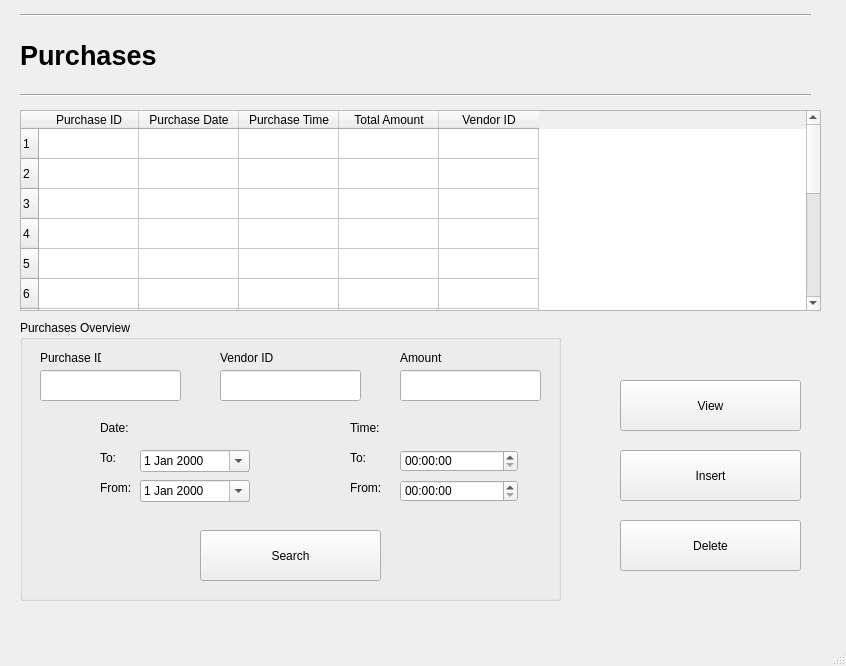
This is Screens/Purchase.ui in basil-ali-khan/Inventory-Management-System as Qt 5 draws it before an edit. The edited form follows.
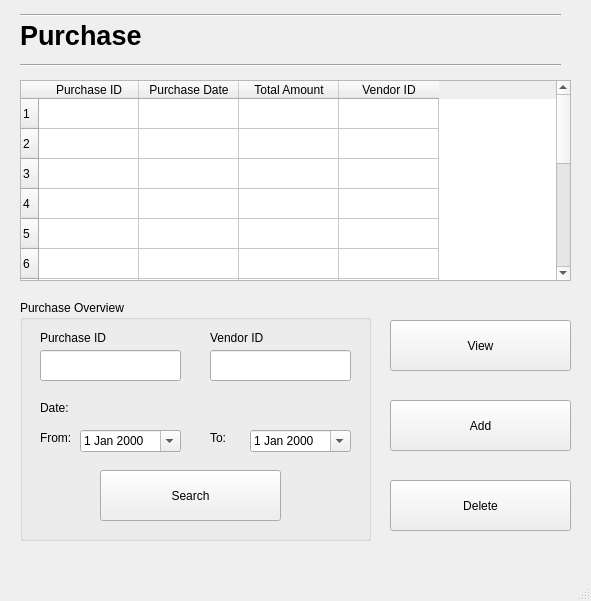
This is the edited form.

```diff
--- a/Screens/Purchase.ui
+++ b/Screens/Purchase.ui
@@ -6,8 +6,8 @@
    <rect>
     <x>0</x>
     <y>0</y>
-    <width>846</width>
-    <height>666</height>
+    <width>591</width>
+    <height>601</height>
    </rect>
   </property>
   <property name="windowTitle">
@@ -18,8 +18,8 @@
     <property name="geometry">
      <rect>
       <x>20</x>
-      <y>30</y>
-      <width>141</width>
+      <y>10</y>
+      <width>191</width>
       <height>51</height>
      </rect>
     </property>
@@ -31,35 +31,35 @@
      </font>
     </property>
     <property name="text">
-     <string>Purchases</string>
+     <string>Purchase</string>
     </property>
    </widget>
    <widget class="Line" name="line">
     <property name="geometry">
      <rect>
       <x>20</x>
+      <y>50</y>
+      <width>541</width>
+      <height>31</height>
+     </rect>
+    </property>
+    <property name="font">
+     <font>
+      <pointsize>20</pointsize>
+      <weight>75</weight>
+      <bold>true</bold>
+     </font>
+    </property>
+    <property name="orientation">
+     <enum>Qt::Horizontal</enum>
+    </property>
+   </widget>
+   <widget class="QTableWidget" name="purchaseTable">
+    <property name="geometry">
+     <rect>
+      <x>20</x>
       <y>80</y>
-      <width>791</width>
-      <height>31</height>
-     </rect>
-    </property>
-    <property name="font">
-     <font>
-      <pointsize>20</pointsize>
-      <weight>75</weight>
-      <bold>true</bold>
-     </font>
-    </property>
-    <property name="orientation">
-     <enum>Qt::Horizontal</enum>
-    </property>
-   </widget>
-   <widget class="QTableWidget" name="tableWidget">
-    <property name="geometry">
-     <rect>
-      <x>20</x>
-      <y>110</y>
-      <width>801</width>
+      <width>551</width>
       <height>201</height>
      </rect>
     </property>
@@ -148,11 +148,6 @@
       <string>Purchase Date</string>
      </property>
     </column>
-    <column>
-     <property name="text">
-      <string>Purchase Time</string>
-     </property>
-    </column>
     <column>
      <property name="text">
       <string>Total Amount</string>
@@ -164,37 +159,24 @@
      </property>
     </column>
    </widget>
-   <widget class="QPushButton" name="pushButton">
-    <property name="geometry">
-     <rect>
-      <x>620</x>
-      <y>520</y>
-      <width>181</width>
-      <height>51</height>
-     </rect>
-    </property>
-    <property name="text">
-     <string>Delete</string>
-    </property>
-   </widget>
    <widget class="QGroupBox" name="groupBox">
     <property name="geometry">
      <rect>
       <x>20</x>
-      <y>320</y>
-      <width>541</width>
-      <height>281</height>
+      <y>300</y>
+      <width>351</width>
+      <height>241</height>
      </rect>
     </property>
     <property name="title">
-     <string>Purchases Overview</string>
+     <string>Purchase Overview</string>
     </property>
     <widget class="QLabel" name="label_2">
      <property name="geometry">
       <rect>
        <x>20</x>
        <y>30</y>
-       <width>61</width>
+       <width>81</width>
        <height>16</height>
       </rect>
      </property>
@@ -215,7 +197,7 @@
     <widget class="QLabel" name="label_4">
      <property name="geometry">
       <rect>
-       <x>80</x>
+       <x>20</x>
        <y>100</y>
        <width>55</width>
        <height>16</height>
@@ -228,7 +210,7 @@
     <widget class="QLineEdit" name="lineEdit_4">
      <property name="geometry">
       <rect>
-       <x>200</x>
+       <x>190</x>
        <y>50</y>
        <width>141</width>
        <height>31</height>
@@ -238,9 +220,9 @@
     <widget class="QLabel" name="label_5">
      <property name="geometry">
       <rect>
-       <x>200</x>
+       <x>190</x>
        <y>30</y>
-       <width>55</width>
+       <width>81</width>
        <height>16</height>
       </rect>
      </property>
@@ -251,7 +233,7 @@
     <widget class="QLabel" name="label_6">
      <property name="geometry">
       <rect>
-       <x>80</x>
+       <x>190</x>
        <y>130</y>
        <width>55</width>
        <height>16</height>
@@ -264,9 +246,9 @@
     <widget class="QDateEdit" name="dateEdit_2">
      <property name="geometry">
       <rect>
-       <x>120</x>
+       <x>230</x>
        <y>130</y>
-       <width>110</width>
+       <width>101</width>
        <height>22</height>
       </rect>
      </property>
@@ -277,8 +259,8 @@
     <widget class="QLabel" name="label_7">
      <property name="geometry">
       <rect>
-       <x>80</x>
-       <y>160</y>
+       <x>20</x>
+       <y>130</y>
        <width>55</width>
        <height>16</height>
       </rect>
@@ -290,9 +272,9 @@
     <widget class="QDateEdit" name="dateEdit_3">
      <property name="geometry">
       <rect>
-       <x>120</x>
-       <y>160</y>
-       <width>110</width>
+       <x>60</x>
+       <y>130</y>
+       <width>101</width>
        <height>22</height>
       </rect>
      </property>
@@ -300,70 +282,11 @@
       <bool>true</bool>
      </property>
     </widget>
-    <widget class="QLabel" name="label_9">
+    <widget class="QPushButton" name="searchPurchaseButton">
      <property name="geometry">
       <rect>
-       <x>330</x>
-       <y>130</y>
-       <width>55</width>
-       <height>16</height>
-      </rect>
-     </property>
-     <property name="text">
-      <string>To:</string>
-     </property>
-    </widget>
-    <widget class="QLabel" name="label_10">
-     <property name="geometry">
-      <rect>
-       <x>330</x>
-       <y>160</y>
-       <width>55</width>
-       <height>16</height>
-      </rect>
-     </property>
-     <property name="text">
-      <string>From:</string>
-     </property>
-    </widget>
-    <widget class="QLabel" name="label_11">
-     <property name="geometry">
-      <rect>
-       <x>330</x>
-       <y>100</y>
-       <width>55</width>
-       <height>16</height>
-      </rect>
-     </property>
-     <property name="text">
-      <string>Time:</string>
-     </property>
-    </widget>
-    <widget class="QTimeEdit" name="timeEdit">
-     <property name="geometry">
-      <rect>
-       <x>380</x>
-       <y>130</y>
-       <width>118</width>
-       <height>22</height>
-      </rect>
-     </property>
-    </widget>
-    <widget class="QTimeEdit" name="timeEdit_2">
-     <property name="geometry">
-      <rect>
-       <x>380</x>
-       <y>160</y>
-       <width>118</width>
-       <height>22</height>
-      </rect>
-     </property>
-    </widget>
-    <widget class="QPushButton" name="pushButton_2">
-     <property name="geometry">
-      <rect>
-       <x>180</x>
-       <y>210</y>
+       <x>80</x>
+       <y>170</y>
        <width>181</width>
        <height>51</height>
       </rect>
@@ -372,39 +295,13 @@
       <string>Search</string>
      </property>
     </widget>
-    <widget class="QLabel" name="label_12">
-     <property name="geometry">
-      <rect>
-       <x>380</x>
-       <y>30</y>
-       <width>81</width>
-       <height>16</height>
-      </rect>
-     </property>
-     <property name="text">
-      <string>Amount</string>
-     </property>
-    </widget>
-    <widget class="QLineEdit" name="lineEdit_6">
-     <property name="geometry">
-      <rect>
-       <x>380</x>
-       <y>50</y>
-       <width>141</width>
-       <height>31</height>
-      </rect>
-     </property>
-     <property name="text">
-      <string/>
-     </property>
-    </widget>
    </widget>
    <widget class="Line" name="line_2">
     <property name="geometry">
      <rect>
       <x>20</x>
       <y>0</y>
-      <width>791</width>
+      <width>541</width>
       <height>31</height>
      </rect>
     </property>
@@ -422,21 +319,21 @@
    <widget class="QPushButton" name="pushButton_3">
     <property name="geometry">
      <rect>
-      <x>620</x>
-      <y>450</y>
+      <x>390</x>
+      <y>400</y>
       <width>181</width>
       <height>51</height>
      </rect>
     </property>
     <property name="text">
-     <string>Insert</string>
+     <string>Add</string>
     </property>
    </widget>
    <widget class="QPushButton" name="pushButton_4">
     <property name="geometry">
      <rect>
-      <x>620</x>
-      <y>380</y>
+      <x>390</x>
+      <y>320</y>
       <width>181</width>
       <height>51</height>
      </rect>
@@ -445,6 +342,19 @@
      <string>View</string>
     </property>
    </widget>
+   <widget class="QPushButton" name="deletePurchaseButton">
+    <property name="geometry">
+     <rect>
+      <x>390</x>
+      <y>480</y>
+      <width>181</width>
+      <height>51</height>
+     </rect>
+    </property>
+    <property name="text">
+     <string>Delete</string>
+    </property>
+   </widget>
   </widget>
   <widget class="QMenuBar" name="menubar">
    <property name="geometry">
```
Left out of the diff: 18 changed lines with no effect on the pictures.
